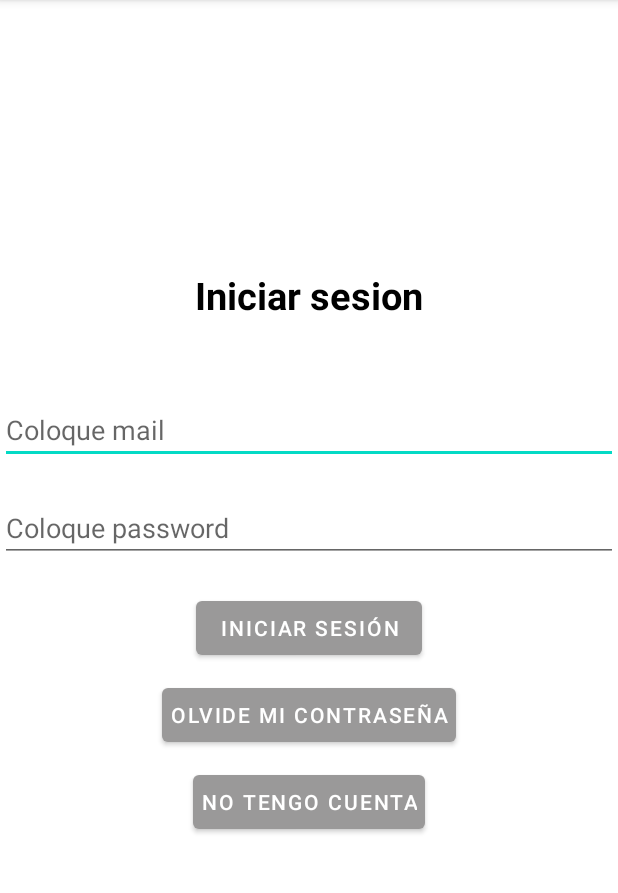
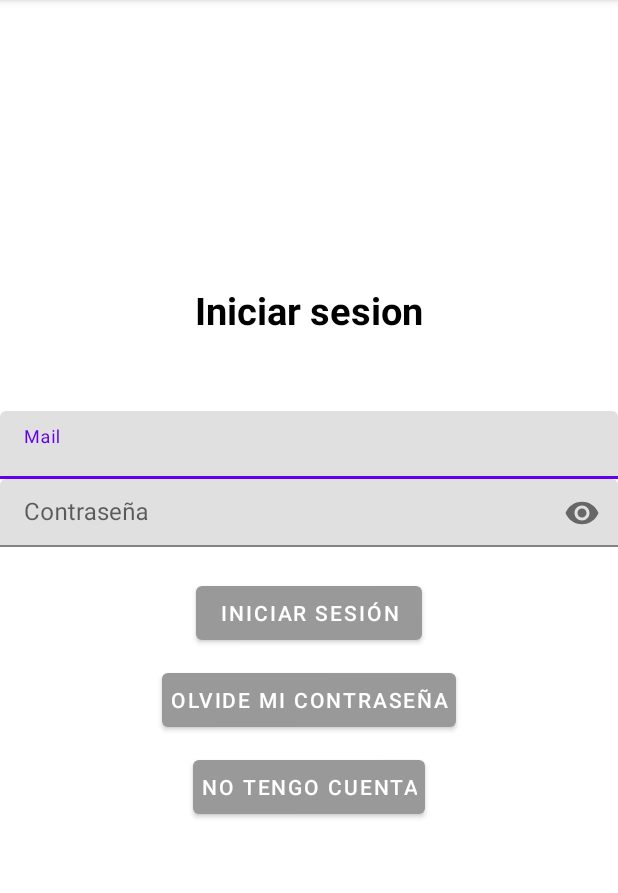
Before and after one commit to Naza-Calampuca/ArtBalance, an Android app: the screen it shows after launch (Login), after a tap on "CERRAR SESIÓN", on a phone screen of 412 x 824 dp, the part 84-977 px from its top. Run offline under Robolectric (Android 15) with nearby library versions, the phone set to English and light mode, and no system bars; our stand-ins replace Firebase (no records; nobody signed in at launch, a user with empty details on screens opened directly); libraries missing offline, so code that uses them is left out: com.basgeekball.awesomevalidation; 5 statements that could not run were skipped.

Commit message:
Ocultar contraseña

```diff
--- a/app/src/main/res/layout/activity_login.xml
+++ b/app/src/main/res/layout/activity_login.xml
@@ -20,25 +20,30 @@
 
     </TextView>
 
-    <EditText
+    <com.google.android.material.textfield.TextInputLayout
         android:id="@+id/et_mail"
-        android:layout_marginBottom="10dp"
-        android:hint="Coloque mail"
         android:layout_width="match_parent"
-        android:layout_height="wrap_content">
+        android:layout_height="45dp"
+        app:endIconMode="clear_text">
 
-    </EditText>
+        <com.google.android.material.textfield.TextInputEditText
+            android:layout_width="match_parent"
+            android:layout_height="wrap_content"
+            android:hint="Mail"/>
+    </com.google.android.material.textfield.TextInputLayout>
 
-    <EditText
+    <com.google.android.material.textfield.TextInputLayout
         android:id="@+id/et_pass"
         android:layout_width="match_parent"
-        android:layout_height="wrap_content"
-        android:layout_marginBottom="10dp"
-        android:hint="Coloque password"
-        android:translationY="10dp">
+        android:layout_height="45dp"
+        app:endIconMode="password_toggle">
 
-    </EditText>
-
+        <com.google.android.material.textfield.TextInputEditText
+            android:layout_width="match_parent"
+            android:layout_height="wrap_content"
+            android:hint="Contraseña"
+            android:inputType="textPassword"/>
+    </com.google.android.material.textfield.TextInputLayout>
 
     <Button
         android:id="@+id/btn_login"
@@ -48,8 +53,6 @@
         android:textColor="#fff"
         android:translationY="20dp"
         app:backgroundTint="#9A9999">
-
-
     </Button>
 
     <Button
@@ -62,8 +65,6 @@
         android:textColor="#fff"
         android:translationY="20dp"
         app:backgroundTint="#9A9999">
-
-
     </Button>
 
     <Button
@@ -76,10 +77,6 @@
         android:textColor="#fff"
         android:translationY="20dp"
         app:backgroundTint="#9A9999">
-
     </Button>
 
-
-
-
 </LinearLayout>
```
